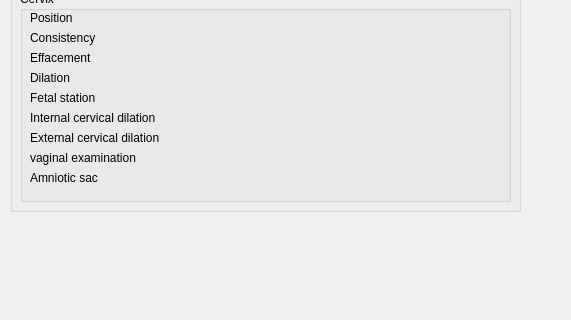
First picture: the form in forms/subforms/maternity/obstetrics/prenatal/ui/xx/prenatalobjective.ui, repository maternite/freehealth, before the edit; both pictures show x 0 to 571 and y 369 to 689 of the 571 by 689 pixel window.
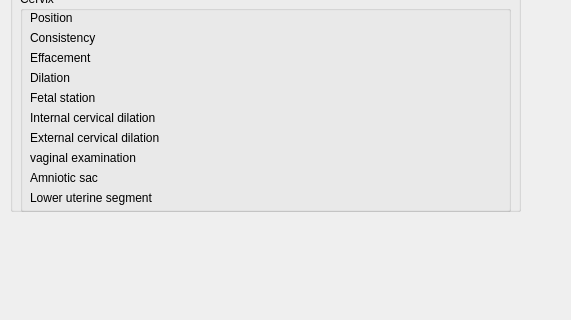
Second picture: the form after the edit.

```diff
--- a/forms/subforms/maternity/obstetrics/prenatal/ui/xx/prenatalobjective.ui
+++ b/forms/subforms/maternity/obstetrics/prenatal/ui/xx/prenatalobjective.ui
@@ -407,7 +407,7 @@
       <x>10</x>
       <y>350</y>
       <width>491</width>
-      <height>211</height>
+      <height>221</height>
      </rect>
     </property>
     <property name="title">
@@ -530,6 +530,19 @@
       <string>Amniotic sac</string>
      </property>
     </widget>
+    <widget class="QLabel" name="label_11">
+     <property name="geometry">
+      <rect>
+       <x>10</x>
+       <y>200</y>
+       <width>150</width>
+       <height>14</height>
+      </rect>
+     </property>
+     <property name="text">
+      <string>Lower uterine segment</string>
+     </property>
+    </widget>
    </widget>
   </widget>
  </widget>
```
